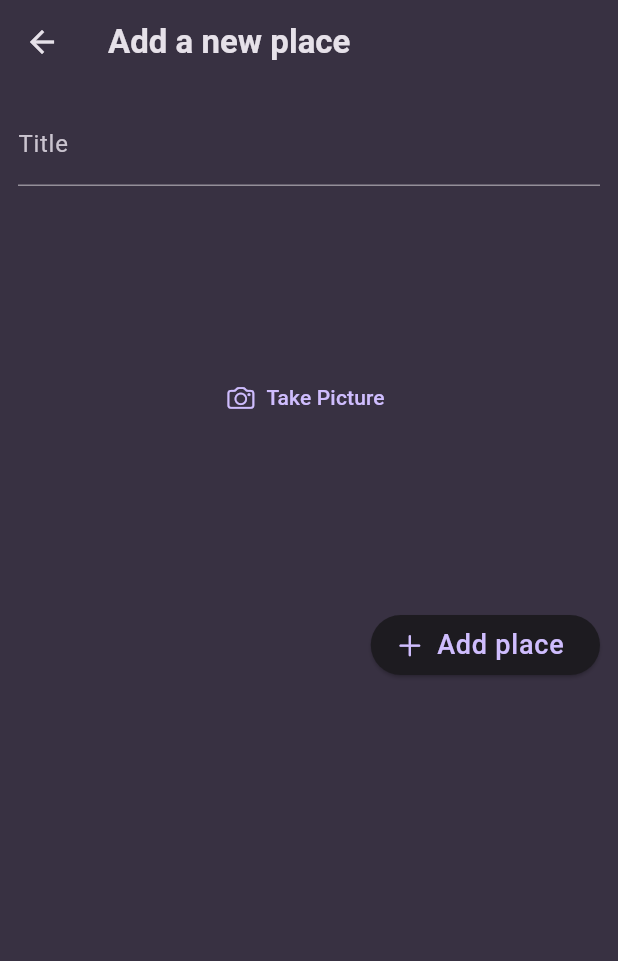
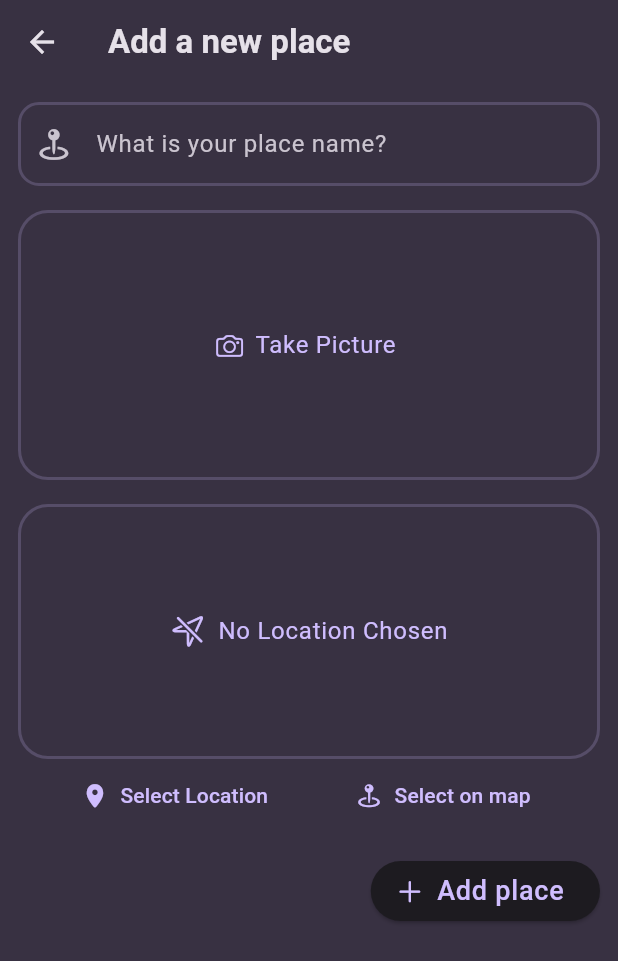
Before and after one commit to Palash-developer/favourite_places_app, a Flutter app: the AddPlacesForm screen opened directly, after a tap on "Take Picture", on a phone screen of 412 x 824 dp. Shown: the top 961 px of the screen. Run offline on Flutter 3.47's test engine with Material 3 defaults, Android fonts, the phone set to English and light mode, and no system bars; our stand-ins replace flutter_riverpod, google_fonts, image_picker, location.

Commit message:
feat: pick image and location, some UI updates

```diff
--- a/lib/models/places_model.dart
+++ b/lib/models/places_model.dart
@@ -1,3 +1,5 @@
+import "dart:io";
+
 import "package:uuid/uuid.dart";
 
 const uuid = Uuid();
@@ -5,6 +7,7 @@ const uuid = Uuid();
 class Place {
   final String id;
   final String title;
+  final File? img;
 
-  Place({required this.title}) : id = uuid.v4();
+  Place({required this.img, required this.title}) : id = uuid.v4();
 }
--- a/lib/providers/user_places.dart
+++ b/lib/providers/user_places.dart
@@ -1,11 +1,13 @@
 import "package:flutter_riverpod/flutter_riverpod.dart";
 import "package:favourite_places_app/models/places_model.dart";
+
+import 'dart:io';
 
 class UserPlacesNotifier extends StateNotifier<List<Place>> {
   UserPlacesNotifier() : super(const []);
 
-  void addPlace(String title) {
-    final newPlace = Place(title: title);
+  void addPlace(String title, File image) {
+    final newPlace = Place(title: title, img: image);
     state = [newPlace, ...state];
   }
 }
--- a/lib/screens/add_places_screen.dart
+++ b/lib/screens/add_places_screen.dart
@@ -1,5 +1,8 @@
+import 'dart:io';
+
 import 'package:favourite_places_app/providers/user_places.dart';
 import 'package:favourite_places_app/widgets/image_input.dart';
+import 'package:favourite_places_app/widgets/location_input.dart';
 import 'package:flutter/cupertino.dart';
 import 'package:flutter/material.dart';
 import 'package:flutter_riverpod/flutter_riverpod.dart';
@@ -14,9 +17,14 @@ class AddPlacesForm extends ConsumerStatefulWidget {
 class _AddPlacesFormState extends ConsumerState<AddPlacesForm> {
   final _titleController = TextEditingController();
 
+  File? _selectedImg;
+
   void _savePlace() {
-    if (_titleController.text.isEmpty) return;
-    ref.read(userPlacesProvider.notifier).addPlace(_titleController.text);
+    if (_titleController.text.isEmpty || _selectedImg == null) return;
+    ref.read(userPlacesProvider.notifier).addPlace(
+          _titleController.text,
+          _selectedImg!,
+        );
     Navigator.of(context).pop();
   }
 
@@ -38,8 +46,25 @@ class _AddPlacesFormState extends ConsumerState<AddPlacesForm> {
           crossAxisAlignment: CrossAxisAlignment.end,
           children: [
             TextField(
-              decoration: const InputDecoration(
-                labelText: "Title",
+              decoration: InputDecoration(
+                prefixIcon: const Icon(CupertinoIcons.map_pin_ellipse),
+                labelText: "What is your place name?",
+                enabledBorder: OutlineInputBorder(
+                  borderRadius: BorderRadius.circular(14.0),
+                  borderSide: BorderSide(
+                    width: 2,
+                    color:
+                        Theme.of(context).colorScheme.primary.withOpacity(0.2),
+                  ),
+                ),
+                focusedBorder: OutlineInputBorder(
+                  borderRadius: BorderRadius.circular(14.0),
+                  borderSide: BorderSide(
+                    color:
+                        Theme.of(context).colorScheme.primary.withOpacity(0.2),
+                    width: 2.0,
+                  ),
+                ),
               ),
               controller: _titleController,
               style: TextStyle(
@@ -48,7 +73,14 @@ class _AddPlacesFormState extends ConsumerState<AddPlacesForm> {
             ),
             const SizedBox(height: 16),
             // Image Input
-            const InputImageWidget(),
+            InputImageWidget(
+              onSelectImg: (img) {
+                _selectedImg = img;
+              },
+            ),
+            const SizedBox(height: 16),
+            // Location Input
+            const LocationInput(),
             const SizedBox(height: 16),
             ElevatedButton.icon(
               onPressed: _savePlace,
--- a/lib/screens/places_details_screen.dart
+++ b/lib/screens/places_details_screen.dart
@@ -13,7 +13,16 @@ class PlaceDetailsScreen extends StatelessWidget {
         title: Text(place.title),
         backgroundColor: Theme.of(context).colorScheme.scrim,
       ),
-      body: Container(),
+      body: Stack(
+        children: [
+          Image.file(
+            place.img!,
+            fit: BoxFit.cover,
+            width: double.infinity,
+            height: double.infinity,
+          ),
+        ],
+      ),
     );
   }
 }
--- a/lib/widgets/image_input.dart
+++ b/lib/widgets/image_input.dart
@@ -1,25 +1,66 @@
+import 'dart:io';
+
+import 'package:flutter/material.dart';
 import 'package:flutter/cupertino.dart';
-import 'package:flutter/material.dart';
+import 'package:image_picker/image_picker.dart';
 
 class InputImageWidget extends StatefulWidget {
-  const InputImageWidget({super.key});
+  const InputImageWidget({super.key, required this.onSelectImg});
+
+  final void Function(File image) onSelectImg;
 
   @override
   State<InputImageWidget> createState() => _InputImageWidgetState();
 }
 
 class _InputImageWidgetState extends State<InputImageWidget> {
+  File? _imageFile;
+  void _takePicture() async {
+    final imagePicker = ImagePicker();
+    final pickedImg =
+        await imagePicker.pickImage(source: ImageSource.camera, maxWidth: 600);
+
+    if (pickedImg == null) return;
+    setState(() {
+      _imageFile = File(pickedImg.path);
+    });
+    widget.onSelectImg(_imageFile!);
+  }
+
   @override
   Widget build(BuildContext context) {
     return Container(
-      height: 250,
-      width: double.infinity,
+      width: double.infinity * 0.8,
+      height: 180,
       alignment: Alignment.center,
-      child: TextButton.icon(
-        onPressed: () {},
-        label: const Text("Take Picture"),
-        icon: const Icon(CupertinoIcons.camera),
+      decoration: BoxDecoration(
+        borderRadius: BorderRadius.circular(20),
+        border: Border.all(
+          width: 2,
+          color: Theme.of(context).colorScheme.primary.withOpacity(0.2),
+        ),
       ),
+      child: _imageFile != null
+          ? GestureDetector(
+              onTap: _takePicture,
+              child: Image.file(
+                _imageFile!,
+                width: double.infinity,
+                height: double.infinity,
+                fit: BoxFit.fill,
+              ),
+            )
+          : TextButton.icon(
+              onPressed: _takePicture,
+              label: Text(
+                "Take Picture",
+                style: Theme.of(context)
+                    .textTheme
+                    .bodyLarge!
+                    .copyWith(color: Theme.of(context).colorScheme.primary),
+              ),
+              icon: const Icon(CupertinoIcons.camera),
+            ),
     );
   }
 }
--- /dev/null
+++ b/lib/widgets/location_input.dart
@@ -0,0 +1,108 @@
+import 'dart:developer';
+
+import 'package:flutter/material.dart';
+import 'package:flutter/cupertino.dart';
+import 'package:location/location.dart';
+
+class LocationInput extends StatefulWidget {
+  const LocationInput({super.key});
+
+  @override
+  State<LocationInput> createState() => _LocationInputState();
+}
+
+class _LocationInputState extends State<LocationInput> {
+  @override
+  Widget build(BuildContext context) {
+    Location? _pickedLocation;
+    var isGettingLocation = false;
+    void _getCurrentLocation() async {
+      Location location = Location();
+
+      bool serviceEnabled;
+      PermissionStatus permissionGranted;
+      LocationData locationData;
+
+      serviceEnabled = await location.serviceEnabled();
+      if (!serviceEnabled) {
+        serviceEnabled = await location.requestService();
+        if (!serviceEnabled) {
+          return;
+        }
+      }
+
+      permissionGranted = await location.hasPermission();
+      if (permissionGranted == PermissionStatus.denied) {
+        permissionGranted = await location.requestPermission();
+        if (permissionGranted != PermissionStatus.granted) {
+          return;
+        }
+      }
+
+      setState(() {
+        isGettingLocation = true;
+      });
+
+      locationData = await location.getLocation();
+      setState(() {
+        isGettingLocation = false;
+      });
+      log(locationData.latitude.toString());
+      log(locationData.longitude.toString());
+    }
+
+    return Column(
+      children: [
+        Container(
+          height: 170,
+          width: double.infinity,
+          alignment: Alignment.center,
+          decoration: BoxDecoration(
+            border: Border.all(
+              width: 2,
+              color: Theme.of(context).colorScheme.primary.withOpacity(0.2),
+            ),
+            borderRadius: BorderRadius.circular(20),
+          ),
+          child: isGettingLocation
+              ? Center(
+                  child: CircularProgressIndicator(
+                    color: Theme.of(context).colorScheme.primary,
+                  ),
+                )
+              : Row(
+                  mainAxisAlignment: MainAxisAlignment.center,
+                  crossAxisAlignment: CrossAxisAlignment.center,
+                  children: [
+                    Icon(
+                      CupertinoIcons.location_slash,
+                      color: Theme.of(context).colorScheme.primary,
+                    ),
+                    const SizedBox(width: 8),
+                    Text(
+                      "No Location Chosen",
+                      style: Theme.of(context).textTheme.bodyLarge!.copyWith(
+                          color: Theme.of(context).colorScheme.primary),
+                    ),
+                  ],
+                ),
+        ),
+        Row(
+          mainAxisAlignment: MainAxisAlignment.spaceEvenly,
+          children: [
+            TextButton.icon(
+              onPressed: _getCurrentLocation,
+              label: const Text("Select Location"),
+              icon: const Icon(CupertinoIcons.location_solid),
+            ),
+            TextButton.icon(
+              onPressed: () {},
+              label: const Text("Select on map"),
+              icon: const Icon(CupertinoIcons.map_pin_ellipse),
+            ),
+          ],
+        ),
+      ],
+    );
+  }
+}
--- a/lib/widgets/places_list.dart
+++ b/lib/widgets/places_list.dart
@@ -1,3 +1,5 @@
+import 'dart:io';
+
 import 'package:favourite_places_app/models/places_model.dart';
 import 'package:favourite_places_app/screens/places_details_screen.dart';
 import 'package:flutter/cupertino.dart';
@@ -22,6 +24,11 @@ class PlacesList extends StatelessWidget {
       itemCount: places.length,
       itemBuilder: (ctx, index) {
         return ListTile(
+          contentPadding: const EdgeInsets.all(12),
+          leading: CircleAvatar(
+            radius: 26,
+            backgroundImage: FileImage(places[index].img!),
+          ),
           title: Text(
             places[index].title,
             style: Theme.of(context).textTheme.titleMedium!.copyWith(
--- a/pubspec.yaml
+++ b/pubspec.yaml
@@ -38,6 +38,8 @@ dependencies:
   google_fonts: ^6.2.1
   uuid: ^4.4.2
   flutter_riverpod: ^2.5.1
+  image_picker: ^1.1.2
+  location: ^7.0.0
 
 dev_dependencies:
   flutter_test:
```
Also changed, not shown: pubspec.lock, 7 other files.
